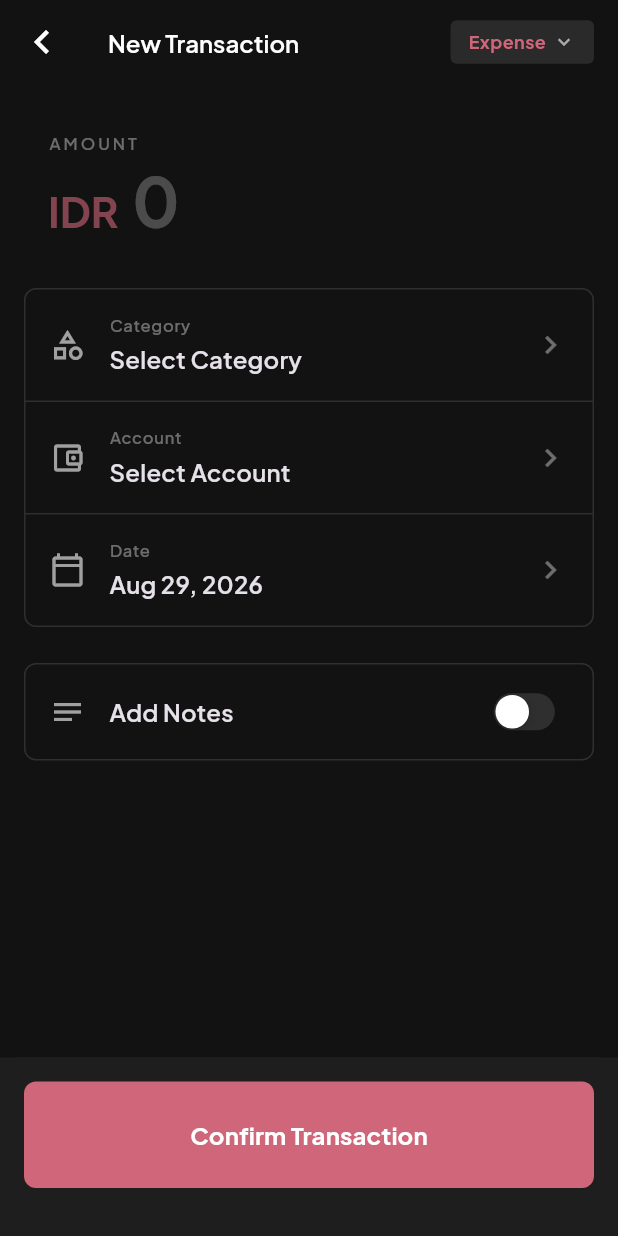
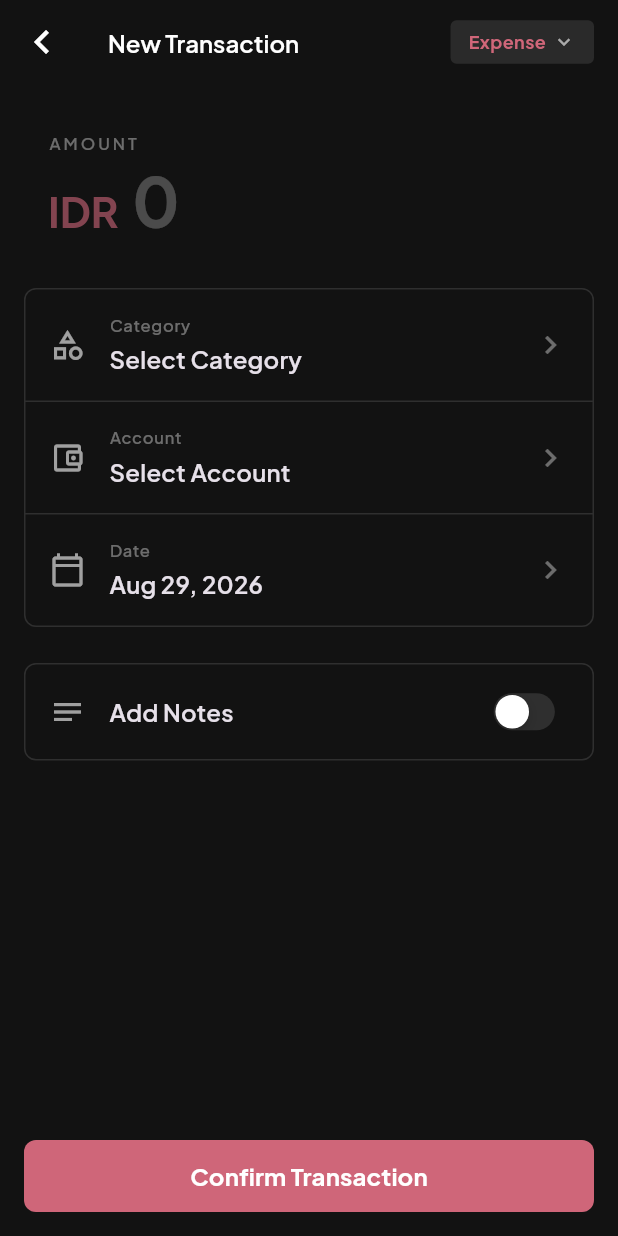
Before and after one commit to OlssenLS/P9-Ledge, a Flutter app: the TransactionFormScreen screen opened directly, on a phone screen of 412 x 824 dp. Run offline on Flutter 3.47's test engine with Material 3 defaults, Android fonts, the light colour scheme and no system bars; our stand-ins replace drift, flutter_animate, flutter_riverpod, get_it, go_router, google_fonts and 5 more; missing offline and left inert: google_mlkit_text_recognition; accounts and stored records are empty; generated files the repository leaves out were written again.

Commit message:
style(ui): make confirm button sticky via bottomNavigationBar and reduce height

```diff
--- a/lib/features/transactions/presentation/transaction_form_screen.dart
+++ b/lib/features/transactions/presentation/transaction_form_screen.dart
@@ -530,21 +530,22 @@ class _TransactionFormScreenState extends ConsumerState<TransactionFormScreen> {
           ),
         ],
       ),
-      bottomSheet: Container(
-        color: theme.colorScheme.surface,
-        padding: Insets.bottomSheet.copyWith(top: Spacing.md),
+      bottomNavigationBar: SafeArea(
+        child: Padding(
+          padding: const EdgeInsets.all(Spacing.md),
           child: FilledButton(
             onPressed: _save,
             style: FilledButton.styleFrom(
               backgroundColor: activeColor,
               foregroundColor: _selectedType == TransactionType.income ? Colors.black : Colors.white,
-            minimumSize: const Size.fromHeight(56),
-            padding: const EdgeInsets.symmetric(vertical: Spacing.lg),
+              minimumSize: const Size.fromHeight(48),
+              padding: const EdgeInsets.symmetric(vertical: Spacing.sm),
               shape: RoundedRectangleBorder(borderRadius: BorderRadius.circular(Radii.md)),
             ),
             child: Text(
               widget.transaction == null ? 'Confirm Transaction' : 'Save Changes',
               style: const TextStyle(fontWeight: FontWeight.bold, fontSize: 16),
+            ),
           ),
         ),
       ),
```
Lines whose indentation alone changed are shown as unchanged.
